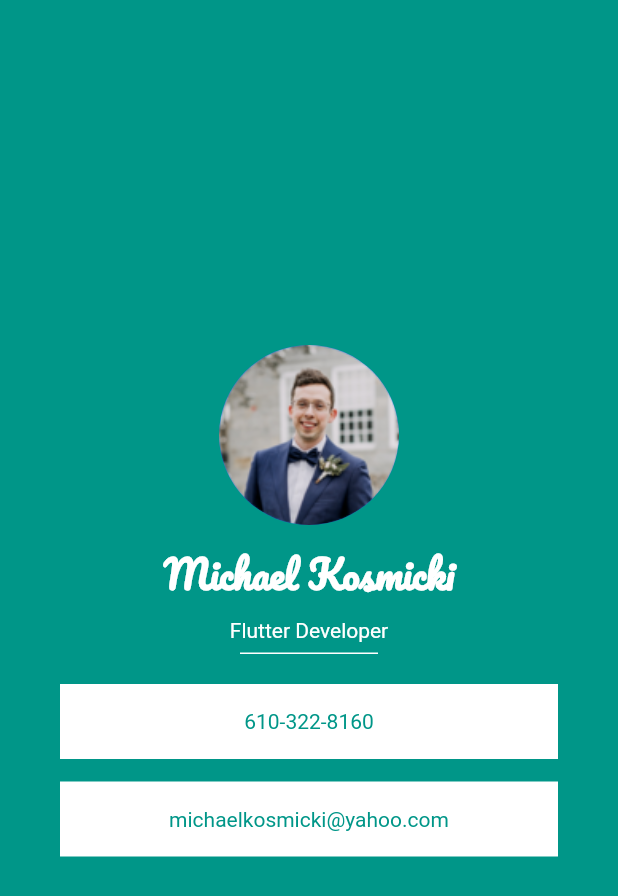
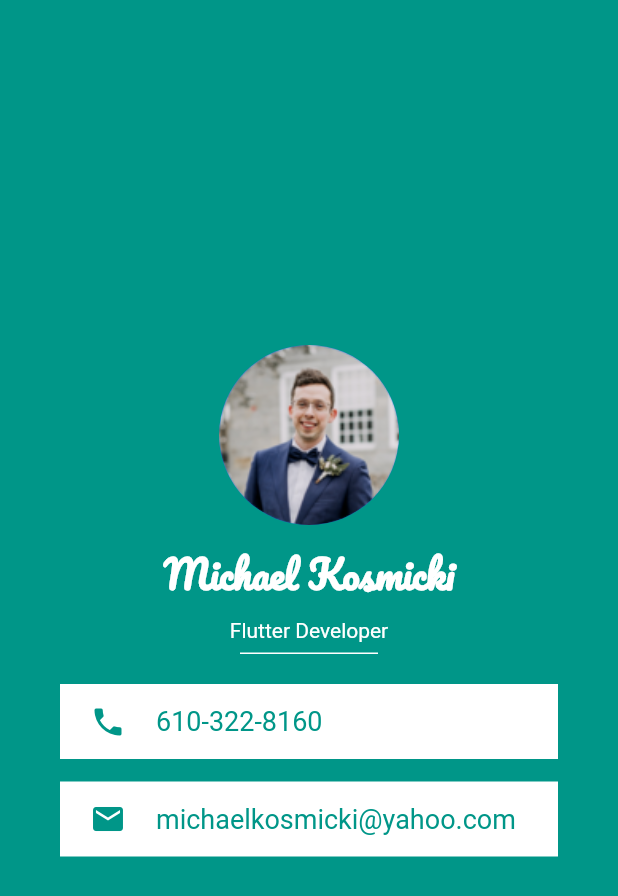
Before and after one commit to michaelkosmicki/flutterCardApp, a Flutter app: the screen it shows after launch, on a phone screen of 412 x 824 dp. Shown: the top 896 px of the screen. Run offline on Flutter 3.47's test engine with Material 2 defaults, Android fonts, the phone set to English and light mode, and no system bars.

Commit message:
added icons and small changes

```diff
--- a/lib/main.dart
+++ b/lib/main.dart
@@ -57,12 +57,27 @@ class myApp extends StatelessWidget {
                 margin: EdgeInsets.fromLTRB(40, 0, 40, 15),
                 height: 50,
                 color: Colors.white,
-                child: Text(
+                child: Row(
+                  children: <Widget>[
+                    SizedBox(
+                      width: 20,
+                    ),
+                    Icon(
+                      Icons.phone,
+                      color: Colors.teal,
+                    ),
+                    SizedBox(
+                      width: 20,
+                    ),
+                    Text(
                       '610-322-8160',
                       textAlign: TextAlign.center,
                       style: TextStyle(
+                        fontSize: 18,
                         color: Colors.teal,
                       ),
+                    ),
+                  ],
                 ),
                 alignment: Alignment(0.0, 0.0),
               ),
@@ -70,12 +85,27 @@ class myApp extends StatelessWidget {
                 margin: EdgeInsets.fromLTRB(40, 0, 40, 15),
                 height: 50,
                 color: Colors.white,
-                child: Text(
+                child: Row(
+                  children: <Widget>[
+                    SizedBox(
+                      width: 20,
+                    ),
+                    Icon(
+                      Icons.email,
+                      color: Colors.teal,
+                    ),
+                    SizedBox(
+                      width: 20,
+                    ),
+                    Text(
                       'michaelkosmicki@yahoo.com',
                       textAlign: TextAlign.center,
                       style: TextStyle(
+                        fontSize: 18,
                         color: Colors.teal,
                       ),
+                    ),
+                  ],
                 ),
                 alignment: Alignment(0.0, 0.0),
               ),
```
Lines whose indentation alone changed are shown as unchanged.
